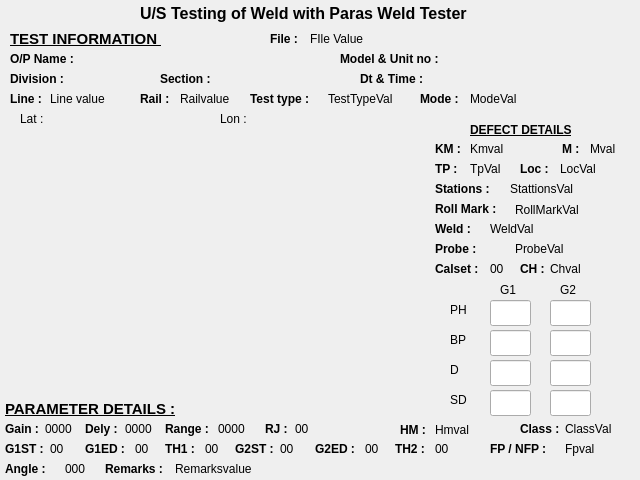
First picture: the form in previewscreen.ui, repository parashyd/WeldTester, before the edit.
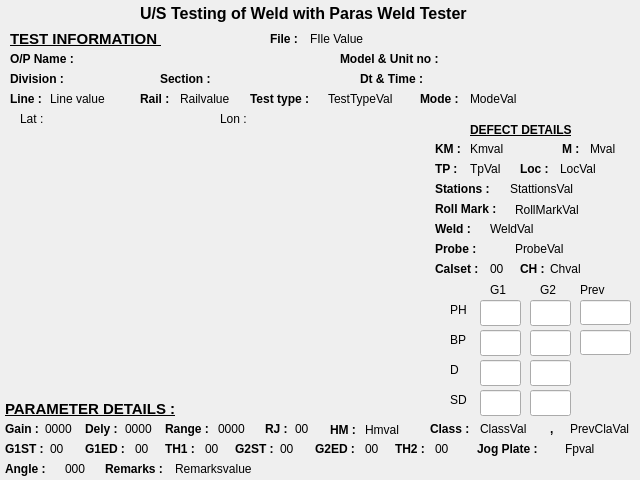
Second picture: the form after the edit. Custom widgets are drawn as their Qt base class.

What changed in the file:
```diff
--- a/previewscreen.ui
+++ b/previewscreen.ui
@@ -74,7 +74,7 @@
   <widget class="QLineEdit" name="lineEdit_PHG1">
    <property name="geometry">
     <rect>
-     <x>490</x>
+     <x>480</x>
      <y>300</y>
      <width>41</width>
      <height>26</height>
@@ -90,7 +90,7 @@
   <widget class="QLineEdit" name="lineEdit_PHG2">
    <property name="geometry">
     <rect>
-     <x>550</x>
+     <x>530</x>
      <y>300</y>
      <width>41</width>
      <height>26</height>
@@ -103,7 +103,7 @@
   <widget class="QLineEdit" name="lineEdit_BPG1">
    <property name="geometry">
     <rect>
-     <x>490</x>
+     <x>480</x>
      <y>330</y>
      <width>41</width>
      <height>26</height>
@@ -119,7 +119,7 @@
   <widget class="QLineEdit" name="lineEdit_BPG2">
    <property name="geometry">
     <rect>
-     <x>550</x>
+     <x>530</x>
      <y>330</y>
      <width>41</width>
      <height>26</height>
@@ -132,7 +132,7 @@
   <widget class="QLineEdit" name="lineEdit_DG1">
    <property name="geometry">
     <rect>
-     <x>490</x>
+     <x>480</x>
      <y>360</y>
      <width>41</width>
      <height>26</height>
@@ -148,7 +148,7 @@
   <widget class="QLineEdit" name="lineEdit_DG2">
    <property name="geometry">
     <rect>
-     <x>550</x>
+     <x>530</x>
      <y>360</y>
      <width>41</width>
      <height>26</height>
@@ -161,7 +161,7 @@
   <widget class="QLineEdit" name="lineEdit_SDG1">
    <property name="geometry">
     <rect>
-     <x>490</x>
+     <x>480</x>
      <y>390</y>
      <width>41</width>
      <height>26</height>
@@ -177,7 +177,7 @@
   <widget class="QLineEdit" name="lineEdit_SDG2">
    <property name="geometry">
     <rect>
-     <x>550</x>
+     <x>530</x>
      <y>390</y>
      <width>41</width>
      <height>26</height>
@@ -190,7 +190,7 @@
   <widget class="QLabel" name="label_G1">
    <property name="geometry">
     <rect>
-     <x>500</x>
+     <x>490</x>
      <y>280</y>
      <width>31</width>
      <height>20</height>
@@ -203,7 +203,7 @@
   <widget class="QLabel" name="label_G2">
    <property name="geometry">
     <rect>
-     <x>560</x>
+     <x>540</x>
      <y>280</y>
      <width>31</width>
      <height>20</height>
@@ -569,7 +569,7 @@
   <widget class="QLabel" name="label_Class">
    <property name="geometry">
     <rect>
-     <x>520</x>
+     <x>430</x>
      <y>420</y>
      <width>45</width>
      <height>18</height>
@@ -967,7 +967,7 @@
   <widget class="QLabel" name="label_ClassVal">
    <property name="geometry">
     <rect>
-     <x>565</x>
+     <x>480</x>
      <y>420</y>
      <width>66</width>
      <height>18</height>
@@ -993,7 +993,7 @@
   <widget class="QLabel" name="label_HM">
    <property name="geometry">
     <rect>
-     <x>400</x>
+     <x>330</x>
      <y>420</y>
      <width>32</width>
      <height>20</height>
@@ -1012,9 +1012,9 @@
   <widget class="QLabel" name="label_Hmval">
    <property name="geometry">
     <rect>
-     <x>435</x>
+     <x>365</x>
      <y>420</y>
-     <width>86</width>
+     <width>51</width>
      <height>20</height>
     </rect>
    </property>
@@ -1038,9 +1038,9 @@
   <widget class="QLabel" name="label_FpNfp">
    <property name="geometry">
     <rect>
-     <x>490</x>
+     <x>477</x>
      <y>440</y>
-     <width>68</width>
+     <width>81</width>
      <height>18</height>
     </rect>
    </property>
@@ -1051,7 +1051,7 @@
     </font>
    </property>
    <property name="text">
-    <string>FP / NFP :</string>
+    <string>Jog Plate :</string>
    </property>
   </widget>
   <widget class="QLabel" name="label_G2stval">
@@ -1513,6 +1513,70 @@
     <string/>
    </property>
   </widget>
+  <widget class="QLabel" name="label">
+   <property name="geometry">
+    <rect>
+     <x>580</x>
+     <y>280</y>
+     <width>41</width>
+     <height>20</height>
+    </rect>
+   </property>
+   <property name="text">
+    <string>Prev</string>
+   </property>
+  </widget>
+  <widget class="QLineEdit" name="lineEdit_PrevPH">
+   <property name="geometry">
+    <rect>
+     <x>580</x>
+     <y>300</y>
+     <width>51</width>
+     <height>25</height>
+    </rect>
+   </property>
+  </widget>
+  <widget class="QLineEdit" name="lineEdit_PrevBP">
+   <property name="geometry">
+    <rect>
+     <x>580</x>
+     <y>330</y>
+     <width>51</width>
+     <height>25</height>
+    </rect>
+   </property>
+  </widget>
+  <widget class="QLabel" name="label_2">
+   <property name="geometry">
+    <rect>
+     <x>550</x>
+     <y>420</y>
+     <width>16</width>
+     <height>17</height>
+    </rect>
+   </property>
+   <property name="font">
+    <font>
+     <bold>true</bold>
+    </font>
+   </property>
+   <property name="text">
+    <string>,</string>
+   </property>
+  </widget>
+  <widget class="QLabel" name="label_PrevClaVal">
+   <property name="geometry">
+    <rect>
+     <x>570</x>
+     <y>420</y>
+     <width>61</width>
+     <height>18</height>
+    </rect>
+   </property>
+   <property name="text">
+    <string>PrevClaVal</string>
+   </property>
+  </widget>
  </widget>
  <customwidgets>
   <customwidget>
```
